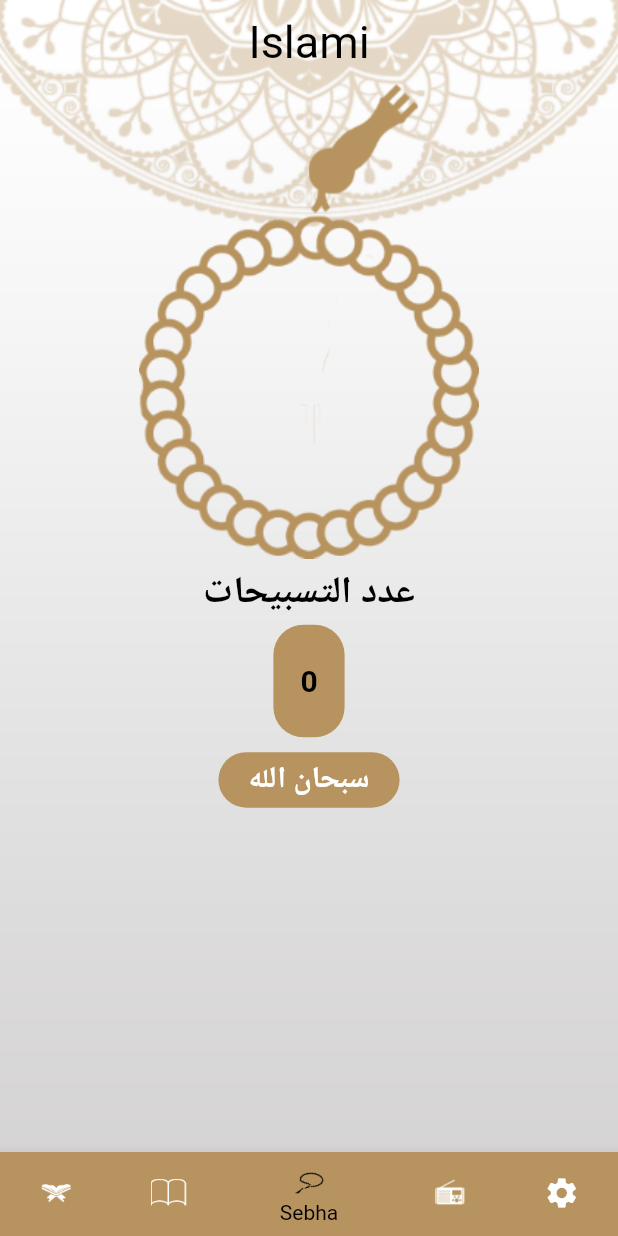
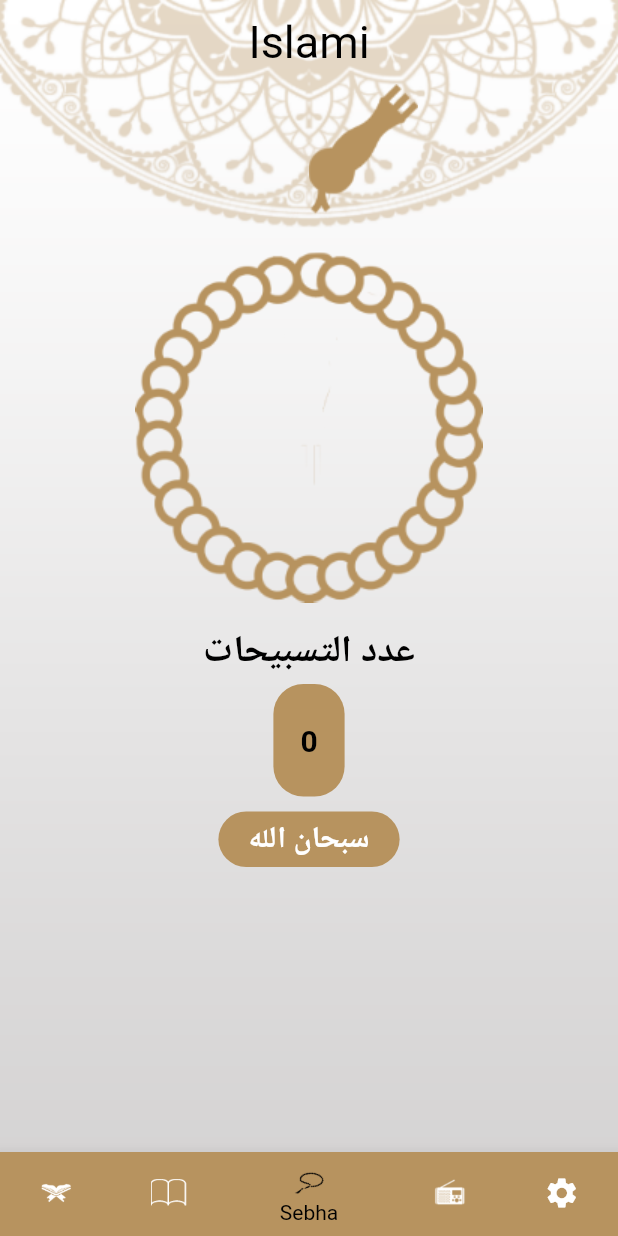
Before and after one commit to AdelTarekSherif/Islamic-App, a Flutter app: the screen it shows after launch, item 3 of the bottom bar chosen, on a phone screen of 412 x 824 dp. Run offline on Flutter 3.47's test engine with Material 2 defaults, Android fonts, the phone set to English and light mode, and no system bars; generated files the repository leaves out were written again.

Commit message:
Islamic_App

```diff
--- a/lib/home/tasbeh/TasbehTab.dart
+++ b/lib/home/tasbeh/TasbehTab.dart
@@ -37,8 +37,9 @@ class _Seb7aState extends State<Seb7a> {
     return Column(
       children: [
         Expanded(
-          flex: 4,
+          flex: 1,
           child: InkWell(
+
             onTap:  _incrementCounter,
             child: Container(
               width: double.infinity,
@@ -53,8 +54,9 @@ class _Seb7aState extends State<Seb7a> {
                           : 'assets/images/head_sebha_dark.png',
                     ),
                   ),
-                  Container(
-                    margin: EdgeInsets.only(top: MediaQuery.of(context).size.height*.106),
+                  Positioned(
+                    top: MediaQuery.of(context).size.height*.126,
+                    bottom: MediaQuery.of(context).size.height*.003,
                     child: Transform.rotate(angle: rotateValue*(pi/180),
                         child:  Image.asset(
                           provider.themeMode == ThemeMode.light
@@ -68,7 +70,7 @@ class _Seb7aState extends State<Seb7a> {
           ),
         ),
         Expanded(
-          flex: 5,
+          flex: 1,
           child: Column(
             children: [
               Container(
```
